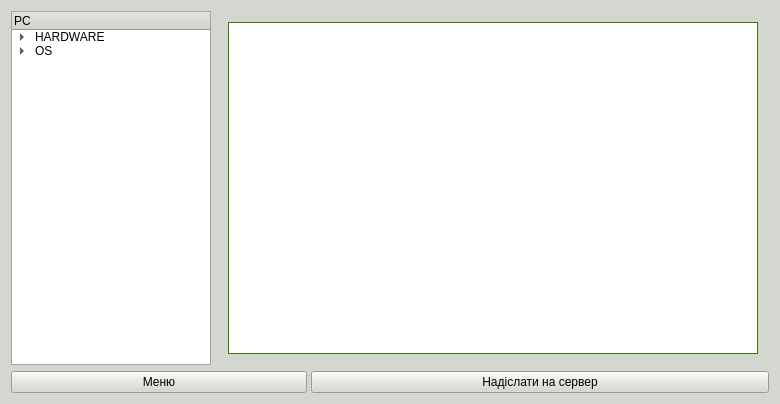
Before: the Qt Designer form widget.ui in JusSergey/CourseWorkTO, drawn with Qt 5.
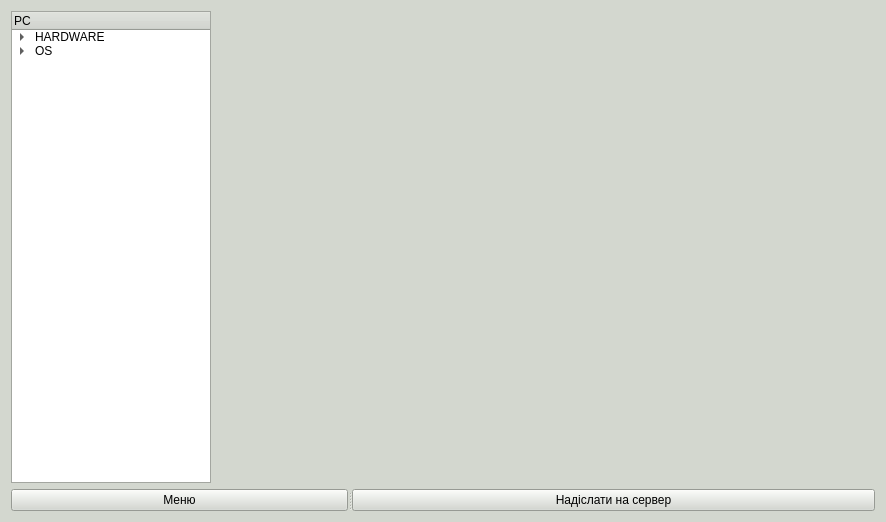
After: the same form once the commit is applied.

Patch:
```diff
--- a/widget.ui
+++ b/widget.ui
@@ -6,8 +6,8 @@
    <rect>
     <x>0</x>
     <y>0</y>
-    <width>780</width>
-    <height>404</height>
+    <width>886</width>
+    <height>522</height>
    </rect>
   </property>
   <property name="palette">
@@ -774,436 +774,14 @@
         </widget>
        </item>
        <item>
-        <widget class="QWidget" name="widget" native="true">
-         <layout class="QGridLayout" name="gridLayout_2">
-          <item row="0" column="0">
-           <widget class="QTextEdit" name="infoFromDevice">
-            <property name="palette">
-             <palette>
-              <active>
-               <colorrole role="WindowText">
-                <brush brushstyle="SolidPattern">
-                 <color alpha="255">
-                  <red>0</red>
-                  <green>0</green>
-                  <blue>0</blue>
-                 </color>
-                </brush>
-               </colorrole>
-               <colorrole role="Button">
-                <brush brushstyle="SolidPattern">
-                 <color alpha="255">
-                  <red>78</red>
-                  <green>154</green>
-                  <blue>6</blue>
-                 </color>
-                </brush>
-               </colorrole>
-               <colorrole role="Light">
-                <brush brushstyle="SolidPattern">
-                 <color alpha="255">
-                  <red>117</red>
-                  <green>231</green>
-                  <blue>9</blue>
-                 </color>
-                </brush>
-               </colorrole>
-               <colorrole role="Midlight">
-                <brush brushstyle="SolidPattern">
-                 <color alpha="255">
-                  <red>97</red>
-                  <green>192</green>
-                  <blue>7</blue>
-                 </color>
-                </brush>
-               </colorrole>
-               <colorrole role="Dark">
-                <brush brushstyle="SolidPattern">
-                 <color alpha="255">
-                  <red>39</red>
-                  <green>77</green>
-                  <blue>3</blue>
-                 </color>
-                </brush>
-               </colorrole>
-               <colorrole role="Mid">
-                <brush brushstyle="SolidPattern">
-                 <color alpha="255">
-                  <red>52</red>
-                  <green>103</green>
-                  <blue>4</blue>
-                 </color>
-                </brush>
-               </colorrole>
-               <colorrole role="Text">
-                <brush brushstyle="SolidPattern">
-                 <color alpha="255">
-                  <red>0</red>
-                  <green>0</green>
-                  <blue>0</blue>
-                 </color>
-                </brush>
-               </colorrole>
-               <colorrole role="BrightText">
-                <brush brushstyle="SolidPattern">
-                 <color alpha="255">
-                  <red>255</red>
-                  <green>255</green>
-                  <blue>255</blue>
-                 </color>
-                </brush>
-               </colorrole>
-               <colorrole role="ButtonText">
-                <brush brushstyle="SolidPattern">
-                 <color alpha="255">
-                  <red>0</red>
-                  <green>0</green>
-                  <blue>0</blue>
-                 </color>
-                </brush>
-               </colorrole>
-               <colorrole role="Base">
-                <brush brushstyle="SolidPattern">
-                 <color alpha="255">
-                  <red>255</red>
-                  <green>255</green>
-                  <blue>255</blue>
-                 </color>
-                </brush>
-               </colorrole>
-               <colorrole role="Window">
-                <brush brushstyle="SolidPattern">
-                 <color alpha="255">
-                  <red>78</red>
-                  <green>154</green>
-                  <blue>6</blue>
-                 </color>
-                </brush>
-               </colorrole>
-               <colorrole role="Shadow">
-                <brush brushstyle="SolidPattern">
-                 <color alpha="255">
-                  <red>0</red>
-                  <green>0</green>
-                  <blue>0</blue>
-                 </color>
-                </brush>
-               </colorrole>
-               <colorrole role="AlternateBase">
-                <brush brushstyle="SolidPattern">
-                 <color alpha="255">
-                  <red>166</red>
-                  <green>204</green>
-                  <blue>130</blue>
-                 </color>
-                </brush>
-               </colorrole>
-               <colorrole role="ToolTipBase">
-                <brush brushstyle="SolidPattern">
-                 <color alpha="255">
-                  <red>255</red>
-                  <green>255</green>
-                  <blue>220</blue>
-                 </color>
-                </brush>
-               </colorrole>
-               <colorrole role="ToolTipText">
-                <brush brushstyle="SolidPattern">
-                 <color alpha="255">
-                  <red>0</red>
-                  <green>0</green>
-                  <blue>0</blue>
-                 </color>
-                </brush>
-               </colorrole>
-              </active>
-              <inactive>
-               <colorrole role="WindowText">
-                <brush brushstyle="SolidPattern">
-                 <color alpha="255">
-                  <red>0</red>
-                  <green>0</green>
-                  <blue>0</blue>
-                 </color>
-                </brush>
-               </colorrole>
-               <colorrole role="Button">
-                <brush brushstyle="SolidPattern">
-                 <color alpha="255">
-                  <red>78</red>
-                  <green>154</green>
-                  <blue>6</blue>
-                 </color>
-                </brush>
-               </colorrole>
-               <colorrole role="Light">
-                <brush brushstyle="SolidPattern">
-                 <color alpha="255">
-                  <red>117</red>
-                  <green>231</green>
-                  <blue>9</blue>
-                 </color>
-                </brush>
-               </colorrole>
-               <colorrole role="Midlight">
-                <brush brushstyle="SolidPattern">
-                 <color alpha="255">
-                  <red>97</red>
-                  <green>192</green>
-                  <blue>7</blue>
-                 </color>
-                </brush>
-               </colorrole>
-               <colorrole role="Dark">
-                <brush brushstyle="SolidPattern">
-                 <color alpha="255">
-                  <red>39</red>
-                  <green>77</green>
-                  <blue>3</blue>
-                 </color>
-                </brush>
-               </colorrole>
-               <colorrole role="Mid">
-                <brush brushstyle="SolidPattern">
-                 <color alpha="255">
-                  <red>52</red>
-                  <green>103</green>
-                  <blue>4</blue>
-                 </color>
-                </brush>
-               </colorrole>
-               <colorrole role="Text">
-                <brush brushstyle="SolidPattern">
-                 <color alpha="255">
-                  <red>0</red>
-                  <green>0</green>
-                  <blue>0</blue>
-                 </color>
-                </brush>
-               </colorrole>
-               <colorrole role="BrightText">
-                <brush brushstyle="SolidPattern">
-                 <color alpha="255">
-                  <red>255</red>
-                  <green>255</green>
-                  <blue>255</blue>
-                 </color>
-                </brush>
-               </colorrole>
-               <colorrole role="ButtonText">
-                <brush brushstyle="SolidPattern">
-                 <color alpha="255">
-                  <red>0</red>
-                  <green>0</green>
-                  <blue>0</blue>
-                 </color>
-                </brush>
-               </colorrole>
-               <colorrole role="Base">
-                <brush brushstyle="SolidPattern">
-                 <color alpha="255">
-                  <red>255</red>
-                  <green>255</green>
-                  <blue>255</blue>
-                 </color>
-                </brush>
-               </colorrole>
-               <colorrole role="Window">
-                <brush brushstyle="SolidPattern">
-                 <color alpha="255">
-                  <red>78</red>
-                  <green>154</green>
-                  <blue>6</blue>
-                 </color>
-                </brush>
-               </colorrole>
-               <colorrole role="Shadow">
-                <brush brushstyle="SolidPattern">
-                 <color alpha="255">
-                  <red>0</red>
-                  <green>0</green>
-                  <blue>0</blue>
-                 </color>
-                </brush>
-               </colorrole>
-               <colorrole role="AlternateBase">
-                <brush brushstyle="SolidPattern">
-                 <color alpha="255">
-                  <red>166</red>
-                  <green>204</green>
-                  <blue>130</blue>
-                 </color>
-                </brush>
-               </colorrole>
-               <colorrole role="ToolTipBase">
-                <brush brushstyle="SolidPattern">
-                 <color alpha="255">
-                  <red>255</red>
-                  <green>255</green>
-                  <blue>220</blue>
-                 </color>
-                </brush>
-               </colorrole>
-               <colorrole role="ToolTipText">
-                <brush brushstyle="SolidPattern">
-                 <color alpha="255">
-                  <red>0</red>
-                  <green>0</green>
-                  <blue>0</blue>
-                 </color>
-                </brush>
-               </colorrole>
-              </inactive>
-              <disabled>
-               <colorrole role="WindowText">
-                <brush brushstyle="SolidPattern">
-                 <color alpha="255">
-                  <red>39</red>
-                  <green>77</green>
-                  <blue>3</blue>
-                 </color>
-                </brush>
-               </colorrole>
-               <colorrole role="Button">
-                <brush brushstyle="SolidPattern">
-                 <color alpha="255">
-                  <red>78</red>
-                  <green>154</green>
-                  <blue>6</blue>
-                 </color>
-                </brush>
-               </colorrole>
-               <colorrole role="Light">
-                <brush brushstyle="SolidPattern">
-                 <color alpha="255">
-                  <red>117</red>
-                  <green>231</green>
-                  <blue>9</blue>
-                 </color>
-                </brush>
-               </colorrole>
-               <colorrole role="Midlight">
-                <brush brushstyle="SolidPattern">
-                 <color alpha="255">
-                  <red>97</red>
-                  <green>192</green>
-                  <blue>7</blue>
-                 </color>
-                </brush>
-               </colorrole>
-               <colorrole role="Dark">
-                <brush brushstyle="SolidPattern">
-                 <color alpha="255">
-                  <red>39</red>
-                  <green>77</green>
-                  <blue>3</blue>
-                 </color>
-                </brush>
-               </colorrole>
-               <colorrole role="Mid">
-                <brush brushstyle="SolidPattern">
-                 <color alpha="255">
-                  <red>52</red>
-                  <green>103</green>
-                  <blue>4</blue>
-                 </color>
-                </brush>
-               </colorrole>
-               <colorrole role="Text">
-                <brush brushstyle="SolidPattern">
-                 <color alpha="255">
-                  <red>39</red>
-                  <green>77</green>
-                  <blue>3</blue>
-                 </color>
-                </brush>
-               </colorrole>
-               <colorrole role="BrightText">
-                <brush brushstyle="SolidPattern">
-                 <color alpha="255">
-                  <red>255</red>
-                  <green>255</green>
-                  <blue>255</blue>
-                 </color>
-                </brush>
-               </colorrole>
-               <colorrole role="ButtonText">
-                <brush brushstyle="SolidPattern">
-                 <color alpha="255">
-                  <red>39</red>
-                  <green>77</green>
-                  <blue>3</blue>
-                 </color>
-                </brush>
-               </colorrole>
-               <colorrole role="Base">
-                <brush brushstyle="SolidPattern">
-                 <color alpha="255">
-                  <red>78</red>
-                  <green>154</green>
-                  <blue>6</blue>
-                 </color>
-                </brush>
-               </colorrole>
-               <colorrole role="Window">
-                <brush brushstyle="SolidPattern">
-                 <color alpha="255">
-                  <red>78</red>
-                  <green>154</green>
-                  <blue>6</blue>
-                 </color>
-                </brush>
-               </colorrole>
-               <colorrole role="Shadow">
-                <brush brushstyle="SolidPattern">
-                 <color alpha="255">
-                  <red>0</red>
-                  <green>0</green>
-                  <blue>0</blue>
-                 </color>
-                </brush>
-               </colorrole>
-               <colorrole role="AlternateBase">
-                <brush brushstyle="SolidPattern">
-                 <color alpha="255">
-                  <red>78</red>
-                  <green>154</green>
-                  <blue>6</blue>
-                 </color>
-                </brush>
-               </colorrole>
-               <colorrole role="ToolTipBase">
-                <brush brushstyle="SolidPattern">
-                 <color alpha="255">
-                  <red>255</red>
-                  <green>255</green>
-                  <blue>220</blue>
-                 </color>
-                </brush>
-               </colorrole>
-               <colorrole role="ToolTipText">
-                <brush brushstyle="SolidPattern">
-                 <color alpha="255">
-                  <red>0</red>
-                  <green>0</green>
-                  <blue>0</blue>
-                 </color>
-                </brush>
-               </colorrole>
-              </disabled>
-             </palette>
-            </property>
-            <property name="font">
-             <font>
-              <pointsize>13</pointsize>
-             </font>
-            </property>
-            <property name="readOnly">
-             <bool>true</bool>
-            </property>
-           </widget>
-          </item>
-         </layout>
+        <widget class="QWidget" name="vwidget" native="true">
+         <property name="minimumSize">
+          <size>
+           <width>111</width>
+           <height>111</height>
+          </size>
+         </property>
+         <layout class="QGridLayout" name="gridLayout_2"/>
         </widget>
        </item>
       </layout>
```
